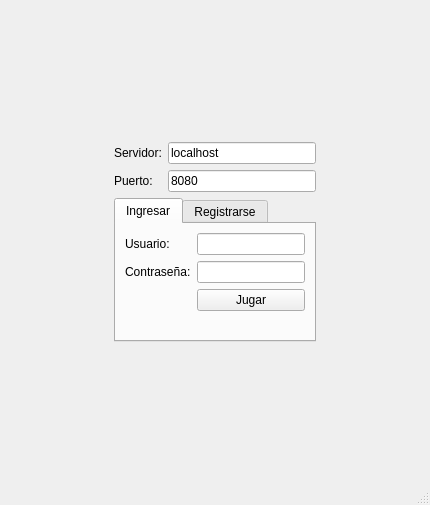
Qt form launcher/login_window.ui (fbrondo/tp-grupal-argentum) before a commit.
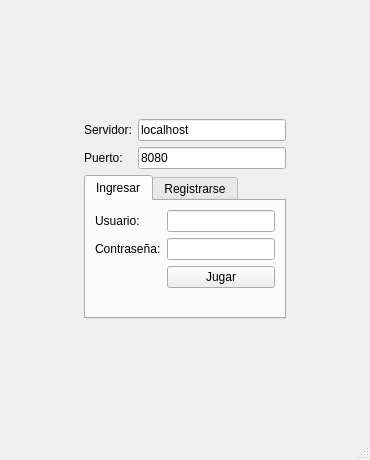
The same form after that commit. Icons and pictures are not drawn.

```diff
--- a/launcher/login_window.ui
+++ b/launcher/login_window.ui
@@ -2,14 +2,23 @@
 <ui version="4.0">
  <class>LoginWindow</class>
  <widget class="QMainWindow" name="LoginWindow">
+  <property name="enabled">
+   <bool>true</bool>
+  </property>
   <property name="geometry">
    <rect>
     <x>0</x>
     <y>0</y>
-    <width>430</width>
-    <height>505</height>
+    <width>370</width>
+    <height>460</height>
    </rect>
   </property>
+  <property name="maximumSize">
+   <size>
+    <width>370</width>
+    <height>470</height>
+   </size>
+  </property>
   <property name="windowTitle">
    <string>Argentum Online</string>
   </property>
```
